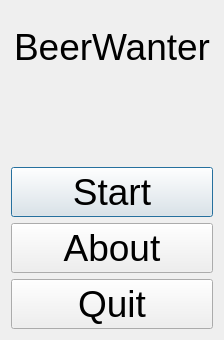
Before: the Qt Designer form Games/GameBeerWanter/qtbeerwantermenudialog.ui in richelbilderbeek/ProjectRichelBilderbeek, drawn with Qt 5.
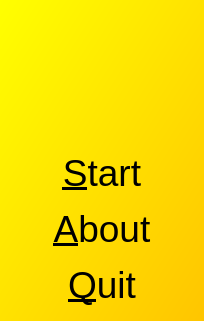
After: the same form once the commit is applied. Icons and pictures are not drawn.

Commit message: BeerWanter v 6.1 and a libcvautomation script to beat it

```diff
--- a/Games/GameBeerWanter/qtbeerwantermenudialog.ui
+++ b/Games/GameBeerWanter/qtbeerwantermenudialog.ui
@@ -6,8 +6,8 @@
    <rect>
     <x>0</x>
     <y>0</y>
-    <width>224</width>
-    <height>340</height>
+    <width>204</width>
+    <height>321</height>
    </rect>
   </property>
   <property name="font">
@@ -22,17 +22,13 @@
    <iconset resource="beerwanter.qrc">
     <normaloff>:/PicR.png</normaloff>:/PicR.png</iconset>
   </property>
+  <property name="styleSheet">
+   <string notr="true">QDialog { 
+background-color: qlineargradient(x1: 0, y1: 0, x2: 1, y2: 1, stop: 0  #ffff00, stop: 1 #ffc500);
+}
+QPushButton { font: 48px, &quot;Verdana&quot; }</string>
+  </property>
   <layout class="QVBoxLayout" name="verticalLayout">
-   <item>
-    <widget class="QLabel" name="label_image">
-     <property name="text">
-      <string>BeerWanter</string>
-     </property>
-     <property name="alignment">
-      <set>Qt::AlignCenter</set>
-     </property>
-    </widget>
-   </item>
    <item>
     <widget class="QLabel" name="label_title">
      <property name="text">
@@ -49,21 +45,30 @@
    <item>
     <widget class="QPushButton" name="button_start">
      <property name="text">
-      <string>Start</string>
+      <string>&amp;Start</string>
+     </property>
+     <property name="flat">
+      <bool>true</bool>
      </property>
     </widget>
    </item>
    <item>
     <widget class="QPushButton" name="button_about">
      <property name="text">
-      <string>About</string>
+      <string>&amp;About</string>
+     </property>
+     <property name="flat">
+      <bool>true</bool>
      </property>
     </widget>
    </item>
    <item>
     <widget class="QPushButton" name="button_quit">
      <property name="text">
-      <string>Quit</string>
+      <string>&amp;Quit</string>
+     </property>
+     <property name="flat">
+      <bool>true</bool>
      </property>
     </widget>
    </item>
```
Left out of the diff: 2 changed lines with no effect on the pictures. The commit also changes 39 other files.
